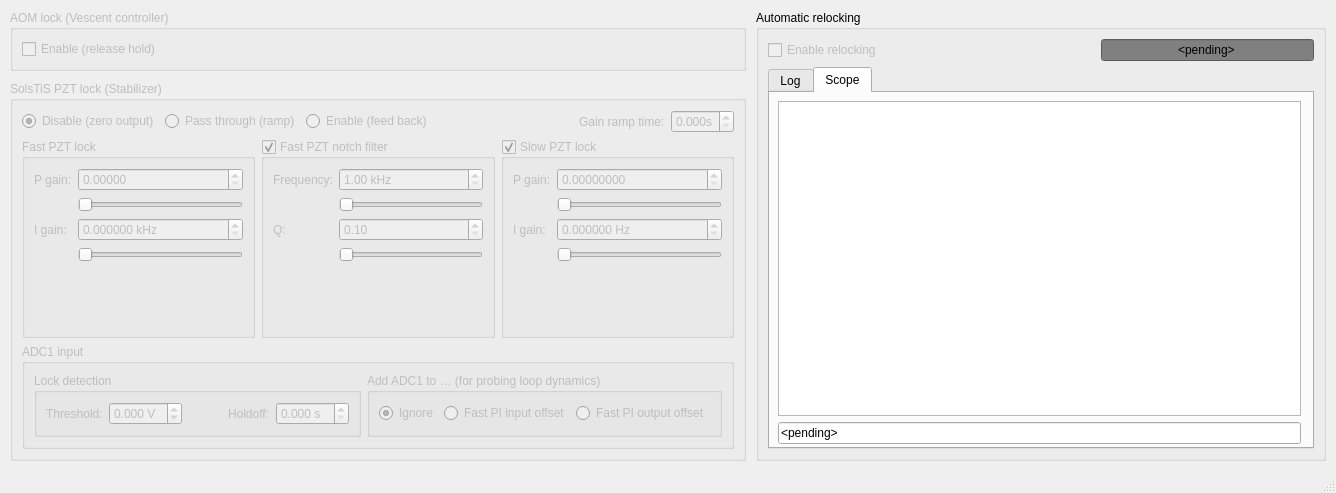
OxfordIonTrapGroup/stabilizer-ui, file l674_lock_ui/app.ui: the form before one commit.
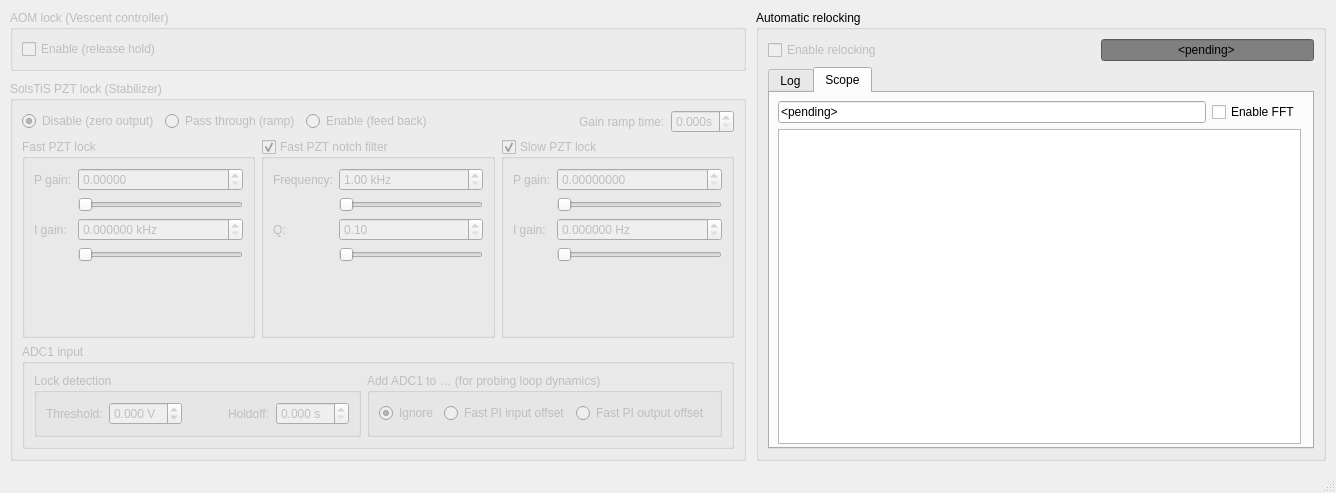
The form after the commit. The open tabs and pages were chosen to show the change. Custom widgets are drawn as their Qt base class.

Commit message: app.ui: Add check box to enable FFT

```diff
--- a/l674_lock_ui/app.ui
+++ b/l674_lock_ui/app.ui
@@ -690,8 +690,7 @@
              <number>9</number>
             </property>
             <item>
-             <widget class="GraphicsLayoutWidget" name="scopeGraphicsView"/>
-            </item>
+             <layout class="QHBoxLayout" name="horizontalLayout_8">
             <item>
              <widget class="QLineEdit" name="streamStatusEdit">
               <property name="text">
@@ -704,6 +703,21 @@
                <bool>true</bool>
               </property>
              </widget>
+              </item>
+              <item>
+               <widget class="QCheckBox" name="enableFftBox">
+                <property name="text">
+                 <string>Enable FFT</string>
+                </property>
+                <property name="tristate">
+                 <bool>false</bool>
+                </property>
+               </widget>
+              </item>
+             </layout>
+            </item>
+            <item>
+             <widget class="GraphicsLayoutWidget" name="scopeGraphicsView"/>
             </item>
            </layout>
           </widget>
```
Lines whose indentation alone changed are shown as unchanged.
